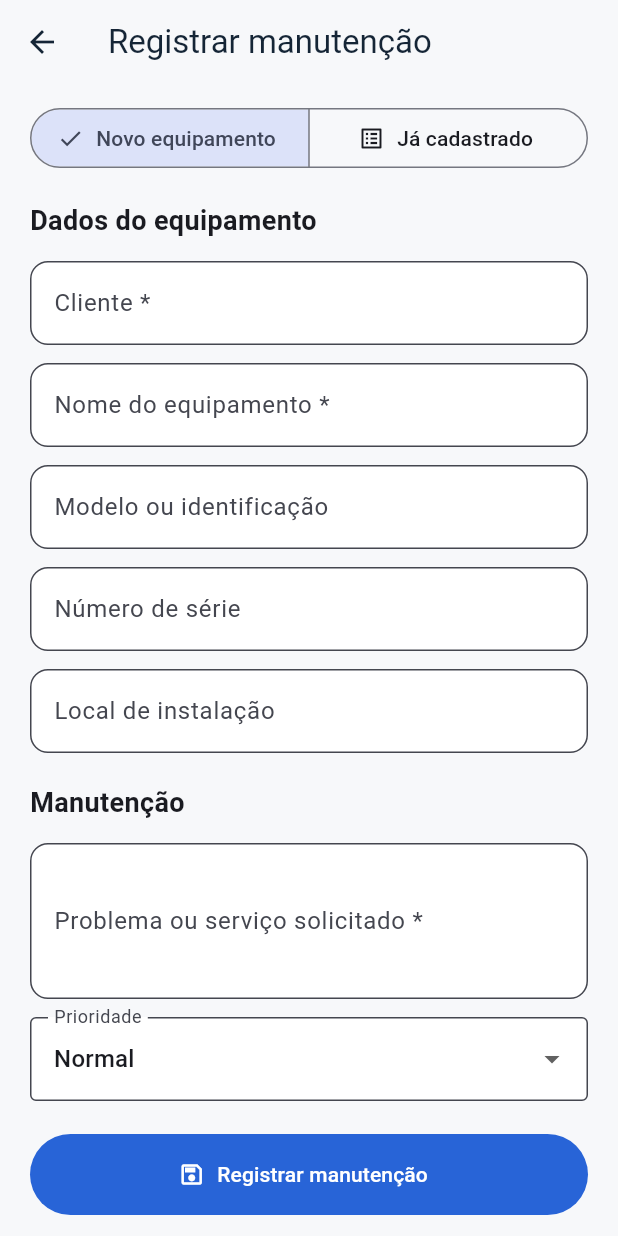
After one commit to Gustavo3ks/bnr1, a Flutter app: the screen it shows after launch, item 2 of the bottom bar chosen, after a tap on "Cadastrar", on a phone screen of 412 x 824 dp. The commit adds this screen. Run offline on Flutter 3.47's test engine with Material 3 defaults, Android fonts, the phone set to English and light mode, and no system bars; our stand-ins replace cloud_firestore, firebase_core, image_picker; missing offline and left inert: google_mlkit_text_recognition; accounts and stored records are empty.

Commit message:
Implementa cadastro de equipamentos e manutencoes

```diff
--- a/lib/database/database_helper.dart
+++ b/lib/database/database_helper.dart
@@ -56,6 +56,111 @@ class DatabaseHelper {
     });
   }
 
+  Future<PedidoServico> cadastrarEquipamentoEManutencao({
+    required String cliente,
+    required String equipamento,
+    required String modelo,
+    required String numeroSerie,
+    required String localInstalacao,
+    required String servico,
+    required String prioridade,
+    String? equipamentoId,
+  }) async {
+    final agora = DateTime.now();
+    final ano = agora.year;
+    final equipamentoRef = equipamentoId == null
+        ? _firestore.collection('equipamentos').doc()
+        : _firestore.collection('equipamentos').doc(equipamentoId);
+    late DocumentReference<Map<String, dynamic>> pedidoRef;
+    final contadorOsRef = _firestore
+        .collection('contadores')
+        .doc('ordens_$ano');
+    final contadorPedidoRef = _firestore
+        .collection('contadores')
+        .doc('pedidos_$ano');
+
+    late String numeroOs;
+    late String numeroPedido;
+    final dataCriacao = agora.toIso8601String();
+
+    await _firestore.runTransaction<void>((transaction) async {
+      final contadorOs = await transaction.get(contadorOsRef);
+      final contadorPedido = await transaction.get(contadorPedidoRef);
+      final sequenciaOs =
+          ((contadorOs.data()?['valor'] as num?)?.toInt() ?? 0) + 1;
+      final sequenciaPedido =
+          ((contadorPedido.data()?['valor'] as num?)?.toInt() ?? 0) + 1;
+      numeroOs = '$ano-${sequenciaOs.toString().padLeft(4, '0')}';
+      numeroPedido = 'SOL-$ano-${sequenciaPedido.toString().padLeft(4, '0')}';
+      final ordemComNumero = _ordens.doc(_normalizarOs(numeroOs));
+      final ordemExistente = await transaction.get(ordemComNumero);
+      final equipamentoExistente = equipamentoId == null
+          ? null
+          : await transaction.get(equipamentoRef);
+      if (ordemExistente.exists) {
+        throw StateError('O número da OS já está em uso. Tente novamente.');
+      }
+      if (equipamentoId != null && !(equipamentoExistente?.exists ?? false)) {
+        throw StateError('O equipamento selecionado não existe mais.');
+      }
+      pedidoRef = ordemComNumero.collection('pedidos').doc();
+
+      if (equipamentoId == null) {
+        transaction.set(equipamentoRef, {
+          'cliente': cliente.trim(),
+          'nome': equipamento.trim(),
+          'modelo': modelo.trim(),
+          'numero_serie': numeroSerie.trim(),
+          'local_instalacao': localInstalacao.trim(),
+          'numero_os': numeroOs,
+          'data_criacao': dataCriacao,
+        });
+      } else {
+        transaction.update(equipamentoRef, {
+          'ultima_os': numeroOs,
+          'ultima_manutencao_data': dataCriacao,
+        });
+      }
+      transaction.set(ordemComNumero, {
+        'numero_os': numeroOs,
+        'status': statusPendente,
+        'data_criacao': dataCriacao,
+        'pedidos_total': 1,
+        'pedidos_concluidos': 0,
+      });
+      transaction.set(pedidoRef, {
+        'numero_pedido': numeroPedido,
+        'numero_os': numeroOs,
+        'ordem_servico_id': ordemComNumero.id,
+        'equipamento_id': equipamentoRef.id,
+        'cliente': cliente.trim(),
+        'equipamento': equipamento.trim(),
+        'modelo': modelo.trim(),
+        'numero_serie': numeroSerie.trim(),
+        'local_instalacao': localInstalacao.trim(),
+        'servico': servico.trim(),
+        'prioridade': prioridade,
+        'status': statusPendente,
+        'data_criacao': dataCriacao,
+      });
+      transaction.set(contadorOsRef, {'valor': sequenciaOs});
+      transaction.set(contadorPedidoRef, {'valor': sequenciaPedido});
+    });
+
+    return PedidoServico(
+      id: pedidoRef.id,
+      ordemServicoId: _normalizarOs(numeroOs),
+      numeroPedido: numeroPedido,
+      equipamentoId: equipamentoRef.id,
+      numeroOs: numeroOs,
+      cliente: cliente.trim(),
+      equipamento: equipamento.trim(),
+      servico: servico.trim(),
+      status: statusPendente,
+      dataCriacao: dataCriacao,
+    );
+  }
+
   Future<String> adicionarPedido({
     required String numeroOs,
     required String numeroPedido,
@@ -86,6 +191,44 @@ class DatabaseHelper {
       });
     });
     return pedidoRef.id;
+  }
+
+  Future<List<Map<String, dynamic>>> obterEquipamentos() async {
+    final snapshot = await _firestore.collection('equipamentos').get();
+    final itens = <String, Map<String, dynamic>>{};
+    for (final doc in snapshot.docs) {
+      final dados = doc.data();
+      itens[doc.id] = {'id': doc.id, ...dados};
+    }
+
+    // Registros antigos ainda não têm documento próprio de equipamento.
+    final pedidos = await obterPedidosRecentes(limite: 1000);
+    for (final pedido in pedidos) {
+      if (pedido.equipamentoId != null && pedido.equipamentoId!.isNotEmpty) {
+        continue;
+      }
+      final chave =
+          'legado_${pedido.cliente.trim().toLowerCase()}_${pedido.equipamento.trim().toLowerCase()}';
+      itens.putIfAbsent(
+        chave,
+        () => {
+          'id': pedido.id,
+          'cliente': pedido.cliente,
+          'nome': pedido.equipamento,
+          'modelo': '',
+          'numero_serie': '',
+          'local_instalacao': '',
+          'numero_os': pedido.numeroOs,
+          'status': pedido.status,
+          'legado': true,
+        },
+      );
+    }
+
+    return itens.values.toList()..sort(
+      (a, b) =>
+          (a['nome'] as String? ?? '').compareTo(b['nome'] as String? ?? ''),
+    );
   }
 
   Future<List<PedidoServico>> obterPedidosAtivos() async {
--- a/lib/model/pedido_servico.dart
+++ b/lib/model/pedido_servico.dart
@@ -12,6 +12,8 @@ class PedidoServico {
     required this.status,
     required this.dataCriacao,
     this.dataConclusao,
+    this.prioridade = 'normal',
+    this.equipamentoId,
   });
 
   final String id;
@@ -24,6 +26,8 @@ class PedidoServico {
   final String status;
   final String dataCriacao;
   final String? dataConclusao;
+  final String prioridade;
+  final String? equipamentoId;
 
   String get statusLabel {
     switch (status) {
@@ -54,6 +58,8 @@ class PedidoServico {
       status: (data['status'] as String?) ?? 'pendente',
       dataCriacao: (data['data_criacao'] as String?) ?? '',
       dataConclusao: data['data_conclusao'] as String?,
+      prioridade: (data['prioridade'] as String?) ?? 'normal',
+      equipamentoId: data['equipamento_id'] as String?,
     );
   }
 }
--- a/lib/telas/home.dart
+++ b/lib/telas/home.dart
@@ -88,7 +88,7 @@ class _HomeState extends State<Home> {
   Widget _paginaSelecionada() {
     switch (_selectedIndex) {
       case 1:
-        return const EquipamentosPage();
+        return EquipamentosPage(onCadastroConcluido: _carregarPainel);
       case 2:
         return const PedidosServicoPage();
       default:
@@ -250,7 +250,7 @@ class _ResumoPedidoServico extends StatelessWidget {
                 ),
                 const SizedBox(height: 3),
                 Text(
-                  'Pedido ${pedido.numeroPedido} · OS ${pedido.numeroOs} · ${pedido.statusLabel}',
+                  'Pedido ${pedido.numeroPedido} · OS ${pedido.numeroOs} · ${pedido.statusLabel} · Prioridade ${pedido.prioridade}',
                   style: const TextStyle(color: _muted, fontSize: 12),
                 ),
               ],
--- /dev/null
+++ b/lib/telas/registrar_manutencao.dart
@@ -0,0 +1,297 @@
+import 'package:flutter/material.dart';
+
+import '../database/database_helper.dart';
+
+class RegistrarManutencao extends StatefulWidget {
+  const RegistrarManutencao({super.key});
+
+  @override
+  State<RegistrarManutencao> createState() => _RegistrarManutencaoState();
+}
+
+class _RegistrarManutencaoState extends State<RegistrarManutencao> {
+  final _formKey = GlobalKey<FormState>();
+  final _clienteController = TextEditingController();
+  final _nomeController = TextEditingController();
+  final _modeloController = TextEditingController();
+  final _serieController = TextEditingController();
+  final _localController = TextEditingController();
+  final _servicoController = TextEditingController();
+  Future<List<Map<String, dynamic>>>? _equipamentosFuture;
+  Map<String, dynamic>? _equipamentoSelecionado;
+  bool _novoEquipamento = true;
+  String _prioridade = 'normal';
+  bool _salvando = false;
+
+  @override
+  void dispose() {
+    _clienteController.dispose();
+    _nomeController.dispose();
+    _modeloController.dispose();
+    _serieController.dispose();
+    _localController.dispose();
+    _servicoController.dispose();
+    super.dispose();
+  }
+
+  void _alterarModo(bool novo) {
+    setState(() {
+      _novoEquipamento = novo;
+      _equipamentoSelecionado = null;
+      _clienteController.clear();
+      _nomeController.clear();
+      _modeloController.clear();
+      _serieController.clear();
+      _localController.clear();
+      if (!novo) {
+        _equipamentosFuture ??= DatabaseHelper.instance.obterEquipamentos();
+      }
+    });
+  }
+
+  void _selecionarEquipamento(Map<String, dynamic>? item) {
+    setState(() {
+      _equipamentoSelecionado = item;
+      _clienteController.text = item?['cliente'] as String? ?? '';
+      _nomeController.text = item?['nome'] as String? ?? '';
+      _modeloController.text = item?['modelo'] as String? ?? '';
+      _serieController.text = item?['numero_serie'] as String? ?? '';
+      _localController.text = item?['local_instalacao'] as String? ?? '';
+    });
+  }
+
+  Future<void> _salvar() async {
+    if (!_formKey.currentState!.validate() || _salvando) return;
+    if (!_novoEquipamento && _equipamentoSelecionado == null) return;
+    setState(() => _salvando = true);
+    try {
+      final item = _equipamentoSelecionado;
+      final id = item?['legado'] == true ? null : item?['id'] as String?;
+      await DatabaseHelper.instance.cadastrarEquipamentoEManutencao(
+        cliente: _clienteController.text,
+        equipamento: _nomeController.text,
+        modelo: _modeloController.text,
+        numeroSerie: _serieController.text,
+        localInstalacao: _localController.text,
+        servico: _servicoController.text,
+        prioridade: _prioridade,
+        equipamentoId: id,
+      );
+      if (mounted) Navigator.of(context).pop(true);
+    } catch (_) {
+      if (mounted) {
+        ScaffoldMessenger.of(context).showSnackBar(
+          const SnackBar(
+            content: Text(
+              'Não foi possível salvar. Confira a conexão e as permissões do Firebase e tente novamente.',
+            ),
+          ),
+        );
+      }
+    } finally {
+      if (mounted) setState(() => _salvando = false);
+    }
+  }
+
+  String? _obrigatorio(String? valor) =>
+      valor == null || valor.trim().isEmpty ? 'Campo obrigatório' : null;
+
+  @override
+  Widget build(BuildContext context) {
+    final somenteLeitura = !_novoEquipamento;
+    return Scaffold(
+      backgroundColor: const Color(0xFFF7F8FA),
+      appBar: AppBar(title: const Text('Registrar manutenção')),
+      body: SafeArea(
+        child: Form(
+          key: _formKey,
+          child: SingleChildScrollView(
+            padding: const EdgeInsets.fromLTRB(20, 12, 20, 28),
+            child: Column(
+              crossAxisAlignment: CrossAxisAlignment.stretch,
+              children: [
+                SegmentedButton<bool>(
+                  segments: const [
+                    ButtonSegment(
+                      value: true,
+                      label: Text('Novo equipamento'),
+                      icon: Icon(Icons.add),
+                    ),
+                    ButtonSegment(
+                      value: false,
+                      label: Text('Já cadastrado'),
+                      icon: Icon(Icons.list_alt),
+                    ),
+                  ],
+                  selected: {_novoEquipamento},
+                  onSelectionChanged: _salvando
+                      ? null
+                      : (selection) => _alterarModo(selection.first),
+                ),
+                if (!_novoEquipamento) ...[
+                  const SizedBox(height: 16),
+                  FutureBuilder<List<Map<String, dynamic>>>(
+                    future: _equipamentosFuture,
+                    builder: (context, snapshot) {
+                      if (snapshot.hasError) {
+                        return const Text(
+                          'Não foi possível carregar os equipamentos. Verifique a conexão.',
+                        );
+                      }
+                      if (!snapshot.hasData) {
+                        return const Padding(
+                          padding: EdgeInsets.all(12),
+                          child: Center(child: CircularProgressIndicator()),
+                        );
+                      }
+                      final itens = snapshot.data!;
+                      if (itens.isEmpty) {
+                        return const Text(
+                          'Ainda não há equipamentos cadastrados.',
+                        );
+                      }
+                      return DropdownButtonFormField<Map<String, dynamic>>(
+                        initialValue: _equipamentoSelecionado,
+                        isExpanded: true,
+                        decoration: const InputDecoration(
+                          labelText: 'Selecione o equipamento *',
+                          border: OutlineInputBorder(),
+                          filled: true,
+                          fillColor: Colors.white,
+                        ),
+                        items: itens
+                            .map(
+                              (item) => DropdownMenuItem(
+                                value: item,
+                                child: Text(
+                                  '${item['nome']} · ${item['cliente']}',
+                                  overflow: TextOverflow.ellipsis,
+                                ),
+                              ),
+                            )
+                            .toList(),
+                        onChanged: _salvando ? null : _selecionarEquipamento,
+                      );
+                    },
+                  ),
+                ],
+                const SizedBox(height: 18),
+                const Text(
+                  'Dados do equipamento',
+                  style: TextStyle(fontSize: 18, fontWeight: FontWeight.w700),
+                ),
+                const SizedBox(height: 14),
+                _Campo(
+                  controller: _clienteController,
+                  label: 'Cliente *',
+                  validator: _obrigatorio,
+                  readOnly: somenteLeitura,
+                ),
+                _Campo(
+                  controller: _nomeController,
+                  label: 'Nome do equipamento *',
+                  validator: _obrigatorio,
+                  readOnly: somenteLeitura,
+                ),
+                _Campo(
+                  controller: _modeloController,
+                  label: 'Modelo ou identificação',
+                  readOnly: somenteLeitura,
+                ),
+                _Campo(
+                  controller: _serieController,
+                  label: 'Número de série',
+                  readOnly: somenteLeitura,
+                ),
+                _Campo(
+                  controller: _localController,
+                  label: 'Local de instalação',
+                  readOnly: somenteLeitura,
+                ),
+                const SizedBox(height: 8),
+                const Text(
+                  'Manutenção',
+                  style: TextStyle(fontSize: 18, fontWeight: FontWeight.w700),
+                ),
+                const SizedBox(height: 14),
+                _Campo(
+                  controller: _servicoController,
+                  label: 'Problema ou serviço solicitado *',
+                  validator: _obrigatorio,
+                  maxLines: 3,
+                ),
+                DropdownButtonFormField<String>(
+                  initialValue: _prioridade,
+                  decoration: const InputDecoration(
+                    labelText: 'Prioridade',
+                    border: OutlineInputBorder(),
+                    filled: true,
+                    fillColor: Colors.white,
+                  ),
+                  items: const [
+                    DropdownMenuItem(value: 'baixa', child: Text('Baixa')),
+                    DropdownMenuItem(value: 'normal', child: Text('Normal')),
+                    DropdownMenuItem(value: 'alta', child: Text('Alta')),
+                    DropdownMenuItem(value: 'urgente', child: Text('Urgente')),
+                  ],
+                  onChanged: _salvando
+                      ? null
+                      : (valor) =>
+                            setState(() => _prioridade = valor ?? 'normal'),
+                ),
+                const SizedBox(height: 22),
+                FilledButton.icon(
+                  onPressed: _salvando ? null : _salvar,
+                  icon: _salvando
+                      ? const SizedBox.square(
+                          dimension: 18,
+                          child: CircularProgressIndicator(strokeWidth: 2),
+                        )
+                      : const Icon(Icons.save_outlined),
+                  label: Text(_salvando ? 'Salvando…' : 'Registrar manutenção'),
+                  style: FilledButton.styleFrom(
+                    minimumSize: const Size.fromHeight(54),
+                    backgroundColor: const Color(0xFF2864D7),
+                  ),
+                ),
+              ],
+            ),
+          ),
+        ),
+      ),
+    );
+  }
+}
+
+class _Campo extends StatelessWidget {
+  const _Campo({
+    required this.controller,
+    required this.label,
+    this.validator,
+    this.maxLines = 1,
+    this.readOnly = false,
+  });
+  final TextEditingController controller;
+  final String label;
+  final String? Function(String?)? validator;
+  final int maxLines;
+  final bool readOnly;
+
+  @override
+  Widget build(BuildContext context) => Padding(
+    padding: const EdgeInsets.only(bottom: 12),
+    child: TextFormField(
+      controller: controller,
+      validator: validator,
+      maxLines: maxLines,
+      readOnly: readOnly,
+      textCapitalization: TextCapitalization.sentences,
+      decoration: InputDecoration(
+        labelText: label,
+        filled: true,
+        fillColor: Colors.white,
+        border: OutlineInputBorder(borderRadius: BorderRadius.circular(12)),
+      ),
+    ),
+  );
+}
--- a/lib/telas/telas_navegacao.dart
+++ b/lib/telas/telas_navegacao.dart
@@ -2,19 +2,62 @@ import 'package:flutter/material.dart';
 
 import '../database/database_helper.dart';
 import '../model/pedido_servico.dart';
+import 'registrar_manutencao.dart';
 
 const _muted = Color(0xFF748396);
 const _navy = Color(0xFF123B63);
 
-class EquipamentosPage extends StatelessWidget {
-  const EquipamentosPage({super.key});
+class EquipamentosPage extends StatefulWidget {
+  const EquipamentosPage({
+    super.key,
+    this.onCadastroConcluido,
+    this.carregarEquipamentos,
+  });
+
+  final Future<void> Function()? onCadastroConcluido;
+  final Future<List<Map<String, dynamic>>> Function()? carregarEquipamentos;
+
+  @override
+  State<EquipamentosPage> createState() => _EquipamentosPageState();
+}
+
+class _EquipamentosPageState extends State<EquipamentosPage> {
+  late Future<List<Map<String, dynamic>>> _equipamentos;
+
+  @override
+  void initState() {
+    super.initState();
+    _equipamentos =
+        widget.carregarEquipamentos?.call() ??
+        DatabaseHelper.instance.obterEquipamentos();
+  }
+
+  Future<void> _abrirCadastro() async {
+    final cadastrado = await Navigator.of(context).push<bool>(
+      MaterialPageRoute<bool>(builder: (_) => const RegistrarManutencao()),
+    );
+    if (cadastrado != true || !mounted) return;
+    setState(() => _equipamentos = DatabaseHelper.instance.obterEquipamentos());
+    await widget.onCadastroConcluido?.call();
+    if (!mounted) return;
+    ScaffoldMessenger.of(context).showSnackBar(
+      const SnackBar(content: Text('Equipamento e manutenção cadastrados.')),
+    );
+  }
 
   @override
   Widget build(BuildContext context) => Scaffold(
     backgroundColor: const Color(0xFFF7F8FA),
     appBar: AppBar(title: const Text('Equipamentos')),
-    body: FutureBuilder<List<PedidoServico>>(
-      future: DatabaseHelper.instance.obterPedidosRecentes(limite: 100),
+    floatingActionButton: FloatingActionButton.extended(
+      onPressed: _abrirCadastro,
+      icon: const Icon(Icons.add),
+      label: const Text('Cadastrar'),
+      backgroundColor: const Color(0xFF2864D7),
+      foregroundColor: Colors.white,
+    ),
+    body: FutureBuilder<List<Map<String, dynamic>>>(
+      future: _equipamentos,
       builder: (context, snapshot) {
         if (snapshot.hasError) {
           return const _Aviso(
@@ -24,25 +67,17 @@ class EquipamentosPage extends StatelessWidget {
         if (!snapshot.hasData) {
           return const Center(child: CircularProgressIndicator());
         }
-        final unicos = <String, PedidoServico>{};
-        for (final item in snapshot.data!) {
-          unicos.putIfAbsent(item.equipamento, () => item);
-        }
-        if (unicos.isEmpty) {
-          return const _Aviso(texto: 'Nenhum equipamento cadastrado.');
+        final itens = snapshot.data!;
+        if (itens.isEmpty) {
+          return const _Aviso(
+            texto: 'Nenhum equipamento cadastrado. Toque em Cadastrar para abrir uma manutenção.',
+          );
         }
         return ListView.separated(
-          padding: const EdgeInsets.all(20),
-          itemCount: unicos.length,
+          padding: const EdgeInsets.fromLTRB(20, 20, 20, 96),
+          itemCount: itens.length,
           separatorBuilder: (_, _) => const SizedBox(height: 8),
-          itemBuilder: (context, index) {
-            final item = unicos.values.elementAt(index);
-            return _Linha(
-              titulo: item.equipamento,
-              detalhe: '${item.cliente} · OS ${item.numeroOs}',
-              status: item.statusLabel,
-            );
-          },
+          itemBuilder: (context, index) => _EquipamentoCard(item: itens[index]),
         );
       },
     ),
@@ -81,7 +116,7 @@ class PedidosServicoPage extends StatelessWidget {
               titulo: 'Pedido ${item.numeroPedido}',
               detalhe:
                   'OS ${item.numeroOs} · ${item.equipamento} · ${item.cliente}',
-              status: item.statusLabel,
+              status: '${item.statusLabel} · Prioridade ${item.prioridade}',
             );
           },
         );
@@ -138,6 +173,69 @@ class _Linha extends StatelessWidget {
   );
 }
 
+class _EquipamentoCard extends StatelessWidget {
+  const _EquipamentoCard({required this.item});
+  final Map<String, dynamic> item;
+
+  @override
+  Widget build(BuildContext context) {
+    final nome = item['nome'] as String? ?? 'Equipamento';
+    final cliente = item['cliente'] as String? ?? '';
+    final modelo = item['modelo'] as String? ?? '';
+    final serie = item['numero_serie'] as String? ?? '';
+    final local = item['local_instalacao'] as String? ?? '';
+    final os = item['ultima_os'] as String? ?? item['numero_os'] as String?;
+    final detalhes = [
+      if (modelo.isNotEmpty) modelo,
+      if (serie.isNotEmpty) 'Série $serie',
+      if (local.isNotEmpty) local,
+      if (os != null && os.isNotEmpty) 'OS $os',
+    ];
+    return Container(
+      padding: const EdgeInsets.all(14),
+      decoration: BoxDecoration(
+        color: Colors.white,
+        borderRadius: BorderRadius.circular(14),
+        border: Border.all(color: const Color(0xFFE6EBF0)),
+      ),
+      child: Row(
+        children: [
+          const Icon(Icons.precision_manufacturing_outlined, color: _navy),
+          const SizedBox(width: 12),
+          Expanded(
+            child: Column(
+              crossAxisAlignment: CrossAxisAlignment.start,
+              children: [
+                Text(
+                  nome,
+                  style: const TextStyle(
+                    fontWeight: FontWeight.w700,
+                    color: Color(0xFF152536),
+                  ),
+                ),
+                if (cliente.isNotEmpty) ...[
+                  const SizedBox(height: 3),
+                  Text(
+                    cliente,
+                    style: const TextStyle(color: _muted, fontSize: 12),
+                  ),
+                ],
+                if (detalhes.isNotEmpty) ...[
+                  const SizedBox(height: 3),
+                  Text(
+                    detalhes.join(' · '),
+                    style: const TextStyle(color: _muted, fontSize: 12),
+                  ),
+                ],
+              ],
+            ),
+          ),
+        ],
+      ),
+    );
+  }
+}
+
 class _Aviso extends StatelessWidget {
   const _Aviso({required this.texto});
   final String texto;
```
Also changed, not shown: 1 other file.
